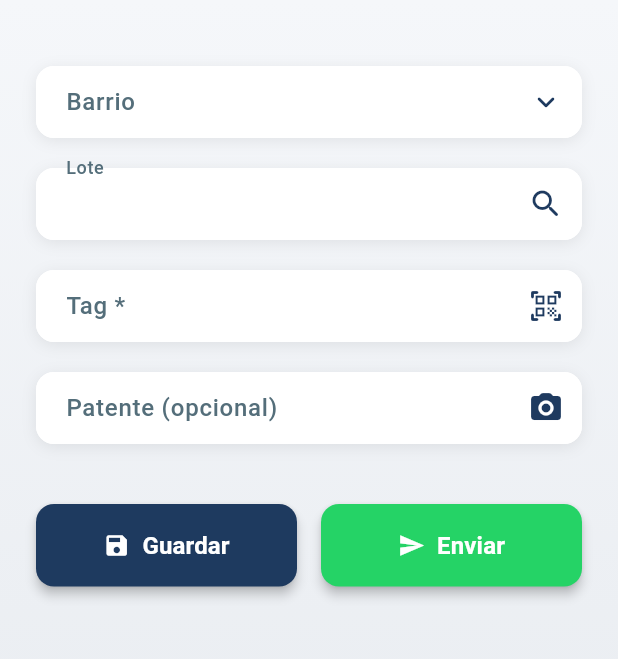
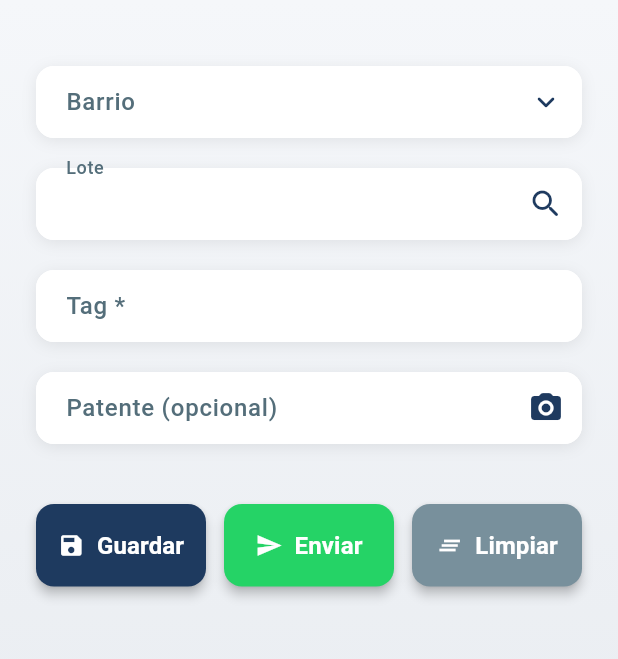
Before and after one commit to Vitom02/PadronVista, a Flutter app: the screen it shows after launch, after a tap on "Enviar", on a phone screen of 412 x 824 dp, the part 84-743 px from its top. Run offline on Flutter 3.47's test engine with Material 3 defaults, Android fonts, the phone set to English and light mode, and no system bars; our stand-ins replace image_picker, share_plus; missing offline and left inert: excel, google_mlkit_text_recognition, mobile_scanner.

Commit message:
limpia 0 en el txt 20-2

```diff
--- a/lib/main.dart
+++ b/lib/main.dart
@@ -194,7 +194,9 @@ class _HomePageState extends State<HomePage> {
       return;
     }
 
-    final tag = _tagController.text.trim();
+    final tagOriginal = _tagController.text.trim();
+    final tag = tagOriginal.replaceFirst(RegExp(r'^0+'), '');
+
     if (tag.isEmpty || tag.length < 5) {
       ScaffoldMessenger.of(context).showSnackBar(
         const SnackBar(
@@ -241,6 +243,38 @@ class _HomePageState extends State<HomePage> {
     }
   }
 
+  void _limpiarFormulario() {
+    setState(() {
+      _selectedBarrio = null;
+      _selectedLote = null;
+      _lotes = [];
+      _tagController.clear();
+      _patenteController.clear();
+    });
+    ScaffoldMessenger.of(context).showSnackBar(
+      const SnackBar(
+        content: Text('Formulario limpiado'),
+        backgroundColor: Color(0xFF78909C),
+        duration: Duration(seconds: 1),
+      ),
+    );
+  }
+
+  String _limpiarCerosTag(String contenido) {
+    final lineas = contenido.split('\n');
+    final lineasLimpias = lineas.map((linea) {
+      if (linea.trim().isEmpty) return linea;
+      final partes = linea.split('|');
+      if (partes.length >= 2) {
+        final tagLimpio = partes[1].replaceFirst(RegExp(r'^0+'), '');
+        partes[1] = tagLimpio.isEmpty ? '0' : tagLimpio;
+        return partes.join('|');
+      }
+      return linea;
+    }).toList();
+    return lineasLimpias.join('\n');
+  }
+
   Future<void> _compartirArchivo() async {
     debugPrint('=== INICIANDO COMPARTIR ARCHIVO ===');
     try {
@@ -265,12 +299,17 @@ class _HomePageState extends State<HomePage> {
       }
 
       final contenido = await file.readAsString();
-      debugPrint('Contenido del archivo: $contenido');
-      debugPrint('Tamaño: ${contenido.length} caracteres');
+      final contenidoLimpio = _limpiarCerosTag(contenido);
+      debugPrint('Contenido original: $contenido');
+      debugPrint('Contenido limpio: $contenidoLimpio');
+
+      final directory = await getApplicationDocumentsDirectory();
+      final archivoTemporal = File('${directory.path}/PADRONTAG_ENVIO.txt');
+      await archivoTemporal.writeAsString(contenidoLimpio);
 
       debugPrint('Intentando compartir...');
       final result = await Share.shareXFiles(
-        [XFile(file.path)],
+        [XFile(archivoTemporal.path, name: 'PADRONTAG.txt')],
         text: 'PADRONTAG - Registros',
       );
       debugPrint('Resultado compartir: ${result.status}');
@@ -349,11 +388,9 @@ class _HomePageState extends State<HomePage> {
                       },
                     ),
                     const SizedBox(height: 20),
-                    _buildEditableScannerField(
+                    _buildTextField(
                       label: 'Tag *',
                       controller: _tagController,
-                      icon: Icons.qr_code_scanner_rounded,
-                      onScan: _scanTag,
                       keyboardType: TextInputType.number,
                     ),
                     const SizedBox(height: 20),
@@ -390,7 +427,7 @@ class _HomePageState extends State<HomePage> {
                             ),
                           ),
                         ),
-                        const SizedBox(width: 16),
+                        const SizedBox(width: 12),
                         Expanded(
                           child: ElevatedButton.icon(
                             onPressed: _compartirArchivo,
@@ -404,6 +441,29 @@ class _HomePageState extends State<HomePage> {
                             ),
                             style: ElevatedButton.styleFrom(
                               backgroundColor: const Color(0xFF25D366),
+                              foregroundColor: Colors.white,
+                              padding: const EdgeInsets.symmetric(vertical: 16),
+                              shape: RoundedRectangleBorder(
+                                borderRadius: BorderRadius.circular(12),
+                              ),
+                              elevation: 3,
+                            ),
+                          ),
+                        ),
+                        const SizedBox(width: 12),
+                        Expanded(
+                          child: ElevatedButton.icon(
+                            onPressed: _limpiarFormulario,
+                            icon: const Icon(Icons.clear_all),
+                            label: const Text(
+                              'Limpiar',
+                              style: TextStyle(
+                                fontSize: 16,
+                                fontWeight: FontWeight.w600,
+                              ),
+                            ),
+                            style: ElevatedButton.styleFrom(
+                              backgroundColor: const Color(0xFF78909C),
                               foregroundColor: Colors.white,
                               padding: const EdgeInsets.symmetric(vertical: 16),
                               shape: RoundedRectangleBorder(
@@ -531,6 +591,51 @@ class _HomePageState extends State<HomePage> {
               color: value != null ? const Color(0xFF37474F) : const Color(0xFF9E9E9E),
               fontWeight: FontWeight.w500,
             ),
+          ),
+        ),
+      ),
+    );
+  }
+
+  Widget _buildTextField({
+    required String label,
+    required TextEditingController controller,
+    TextInputType keyboardType = TextInputType.text,
+  }) {
+    return Container(
+      decoration: BoxDecoration(
+        color: Colors.white,
+        borderRadius: BorderRadius.circular(12),
+        boxShadow: [
+          BoxShadow(
+            color: Colors.black.withOpacity(0.08),
+            blurRadius: 8,
+            offset: const Offset(0, 2),
+          ),
+        ],
+      ),
+      child: TextField(
+        controller: controller,
+        keyboardType: keyboardType,
+        style: const TextStyle(
+          color: Color(0xFF37474F),
+          fontWeight: FontWeight.w500,
+        ),
+        decoration: InputDecoration(
+          labelText: label,
+          labelStyle: const TextStyle(
+            color: Color(0xFF546E7A),
+            fontWeight: FontWeight.w500,
+          ),
+          border: OutlineInputBorder(
+            borderRadius: BorderRadius.circular(12),
+            borderSide: BorderSide.none,
+          ),
+          filled: true,
+          fillColor: Colors.white,
+          contentPadding: const EdgeInsets.symmetric(
+            horizontal: 16,
+            vertical: 12,
           ),
         ),
       ),
--- a/pubspec.yaml
+++ b/pubspec.yaml
@@ -16,7 +16,7 @@ publish_to: 'none' # Remove this line if you wish to publish to pub.dev
 # https://developer.apple.com/library/archive/documentation/General/Reference/InfoPlistKeyReference/Articles/CoreFoundationKeys.html
 # In Windows, build-name is used as the major, minor, and patch parts
 # of the product and file versions while build-number is used as the build suffix.
-version: 1.0.1+3
+version: 1.0.1+4
 
 environment:
   sdk: ^3.10.1
```
Also changed, not shown: 1 other file.
